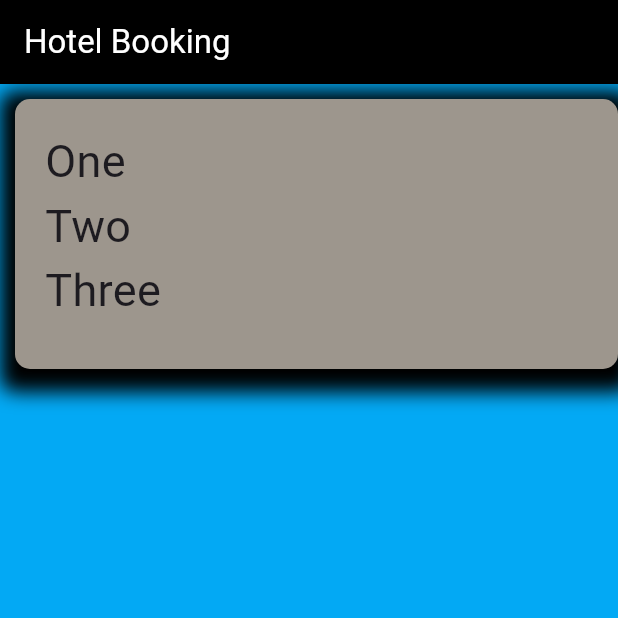
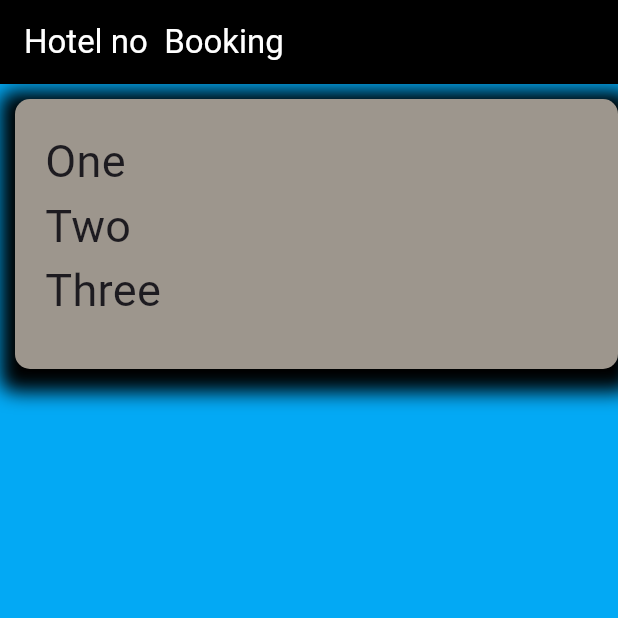
Before and after one commit to stevekalix/Flutter_Demo, a Flutter app: the screen it shows after launch, on a phone screen of 412 x 824 dp, the top half of it. Run offline on Flutter 3.47's test engine with Material 3 defaults, Android fonts, the phone set to English and light mode, and no system bars.

Commit message:
second commit

```diff
--- a/lib/main.dart
+++ b/lib/main.dart
@@ -15,7 +15,7 @@ class MainApp extends StatelessWidget {
       home: Scaffold(
         backgroundColor:Colors.lightBlue,
 
-        appBar: AppBar(title: Text("Hotel Booking",style:
+        appBar: AppBar(title: Text("Hotel no  Booking",style:
         TextStyle(color: Colors.white),
         ),
         backgroundColor:Colors.black,
```
